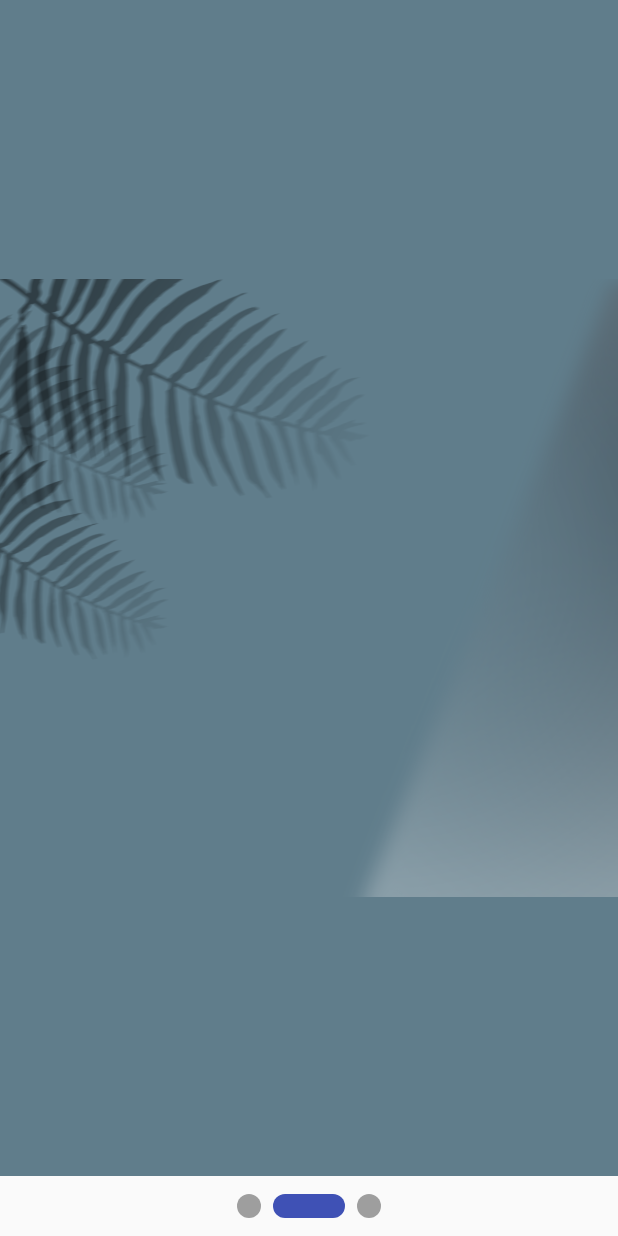
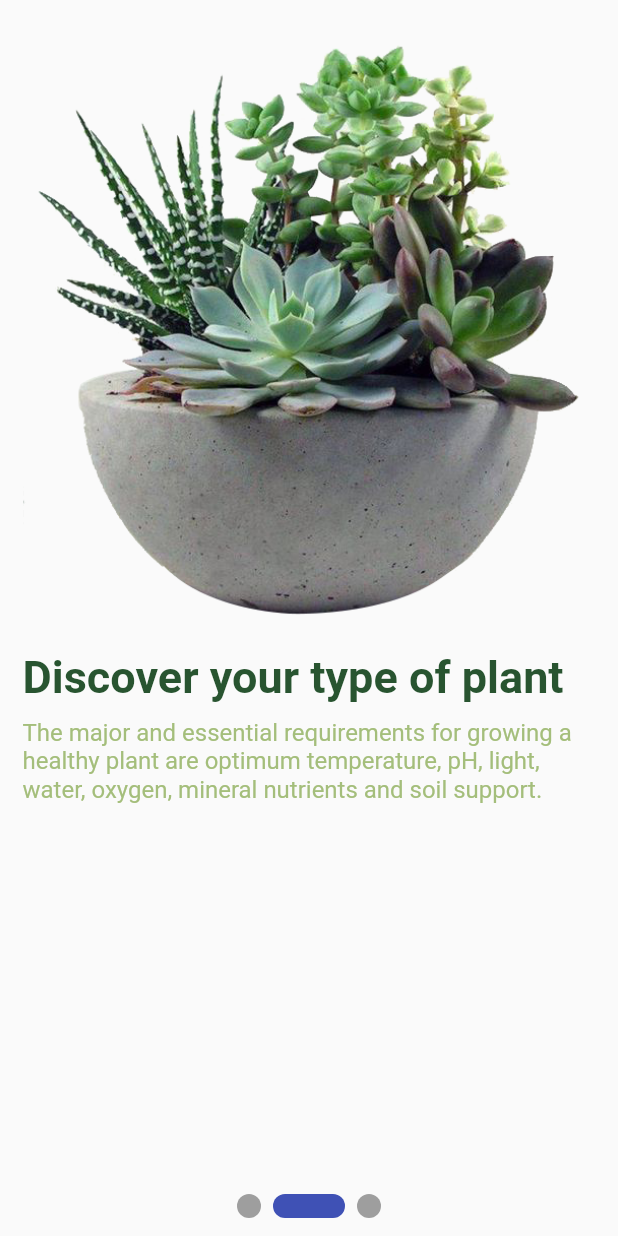
Before and after one commit to SoumitroKarmaker/Practice-UI, a Flutter app: the screen it shows after launch, swiped to page 2, on a phone screen of 412 x 824 dp. Run offline on Flutter 3.47's test engine with Material 2 defaults, Android fonts, the phone set to English and light mode, and no system bars; drawn by our look-alikes of smooth_page_indicator.

Commit message:
onboarding complite

```diff
--- a/lib/screens/authorization/onBoarding.dart
+++ b/lib/screens/authorization/onBoarding.dart
@@ -10,15 +10,12 @@ class OnBoarding extends StatefulWidget {
 }
 
 class _OnBoardingState extends State<OnBoarding> {
-
   final controller = PageController();
   @override
   void dispose() {
     controller.dispose();
     super.dispose();
   }
-
-
 
   @override
   Widget build(BuildContext context) {
@@ -30,7 +27,6 @@ class _OnBoardingState extends State<OnBoarding> {
             controller: controller,
             children: [
               Container(
-
                 child: Stack(
                   alignment: Alignment.bottomRight,
                   children: [
@@ -39,28 +35,104 @@ class _OnBoardingState extends State<OnBoarding> {
                       child: Column(
                         crossAxisAlignment: CrossAxisAlignment.start,
                         children: [
-                          SizedBox(width: double.infinity,),
+                          SizedBox(
+                            width: double.infinity,
+                          ),
                           Spacer(),
-                          Text('welcome', style: TextStyle(fontWeight: FontWeight.bold,fontSize: 60, color: mainColor),),
+                          Text(
+                            'welcome',
+                            style: TextStyle(
+                                fontWeight: FontWeight.bold,
+                                fontSize: 60,
+                                color: mainColor),
+                          ),
                           // SizedBox(height: 30,),
-                          SizedBox(height: 20,),
-                          Text('We are glad that you are herem , discover your type of plant', style: TextStyle(fontSize: 25, color: mainColor),),
-                          SizedBox(height: MediaQuery.of(context).size.height/2,),
+                          SizedBox(
+                            height: 20,
+                          ),
+                          Text(
+                            'We are glad that you are herem , discover your type of plant',
+                            style: TextStyle(fontSize: 25, color: mainColor),
+                          ),
+                          SizedBox(
+                            height: MediaQuery.of(context).size.height / 2,
+                          ),
                         ],
                       ),
                     ),
-                    Positioned(
-                        child: Image.asset('assects/alovera.png')),
+                    Positioned(child: Image.asset('assects/alovera.png')),
                   ],
                 ),
               ),
               Container(
-                color: Colors.blueGrey,
-                child: Image.asset('assects/1.png'),
+                child: Padding(
+                  padding: const EdgeInsets.symmetric(horizontal: 15.0),
+                  child: Column(
+                    crossAxisAlignment: CrossAxisAlignment.start,
+                    children: [
+                      Image.asset('assects/2.png'),
+                      SizedBox(
+                        height: 10,
+                      ),
+                      Text(
+                        'Discover your type of plant',
+                        style: TextStyle(
+                            fontSize: 30,
+                            fontWeight: FontWeight.bold,
+                            color: mainColor),
+                      ),
+                      SizedBox(
+                        height: 10,
+                      ),
+                      Text(
+                        'The major and essential requirements for growing a '
+                        'healthy plant are optimum temperature, pH, light, '
+                        'water, oxygen, mineral nutrients and soil support.',
+                        style: TextStyle(fontSize: 16, color: seconderyColor),
+                      ),
+                    ],
+                  ),
+                ),
               ),
               Container(
-                color: Colors.yellowAccent,
-                child: Center(child: Text('page 3')),
+                child: Padding(
+                  padding: const EdgeInsets.symmetric(horizontal:15.0),
+                  child: Stack(
+                    alignment: Alignment.bottomRight,
+                    children: [
+                      Column(
+                        children: [
+                          Container(
+                              height: MediaQuery.of(context).size.height / 2,
+                              child: Image.asset('assects/3.png')),
+                          SizedBox(
+                            height: 10,
+                          ),
+                          Text(
+                            'Connected with another plant lovers',
+                            textAlign: TextAlign.center,
+                            style: TextStyle(
+                                fontSize: 30,
+                                fontWeight: FontWeight.bold,
+                                color: mainColor),
+                          ),
+                          TextButton(
+                            onPressed: () {},
+                            child: Text(
+                              'Join a Comunity',
+                              style: TextStyle(
+                                  fontSize: 18, color: seconderyColor),
+                            ),
+                          ),
+                        ],
+                      ),
+                      Positioned(child: ElevatedButton(
+                        onPressed: (){},
+                        child: Text('Get Started'),
+                      ))
+                    ],
+                  ),
+                ),
               ),
             ],
           ),
@@ -68,14 +140,14 @@ class _OnBoardingState extends State<OnBoarding> {
       ),
       bottomSheet: Container(
         height: 40,
-          padding: const EdgeInsets.symmetric(horizontal: 15.0),
-          child: Center(
-            child: SmoothPageIndicator(
-              controller: controller,
-              count: 3,
-              effect:  ExpandingDotsEffect(),
-            ),),
-
+        padding: const EdgeInsets.symmetric(horizontal: 15.0),
+        child: Center(
+          child: SmoothPageIndicator(
+            controller: controller,
+            count: 3,
+            effect: ExpandingDotsEffect(),
+          ),
+        ),
       ),
     );
   }
```
Also changed, not shown: assects/2.png (added), assects/3.png (added), assects/sign_in_bg.png (added).
